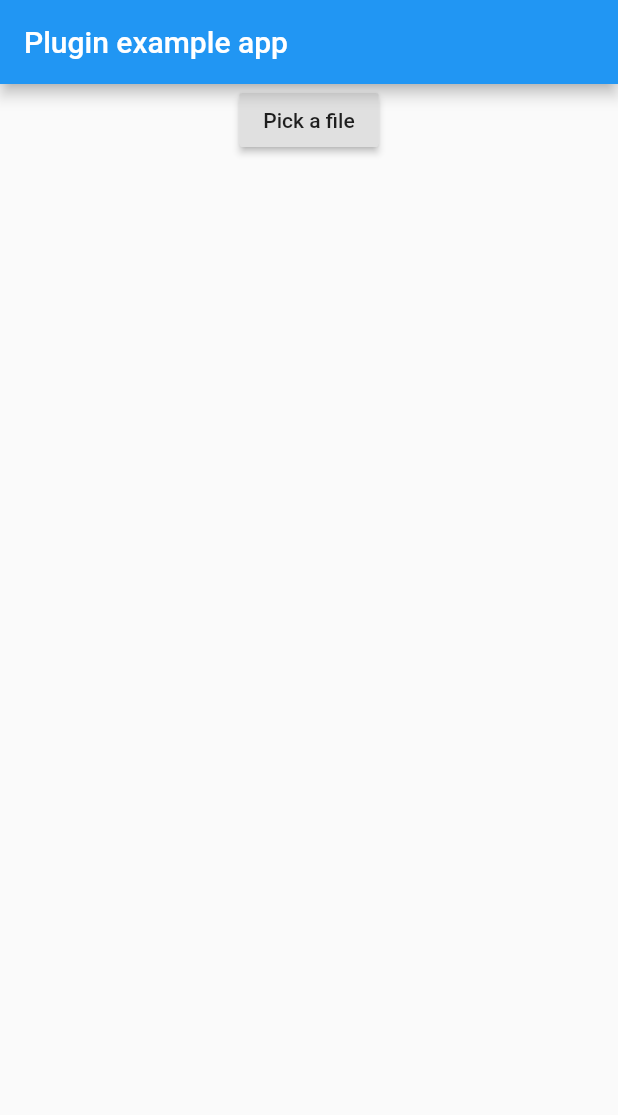
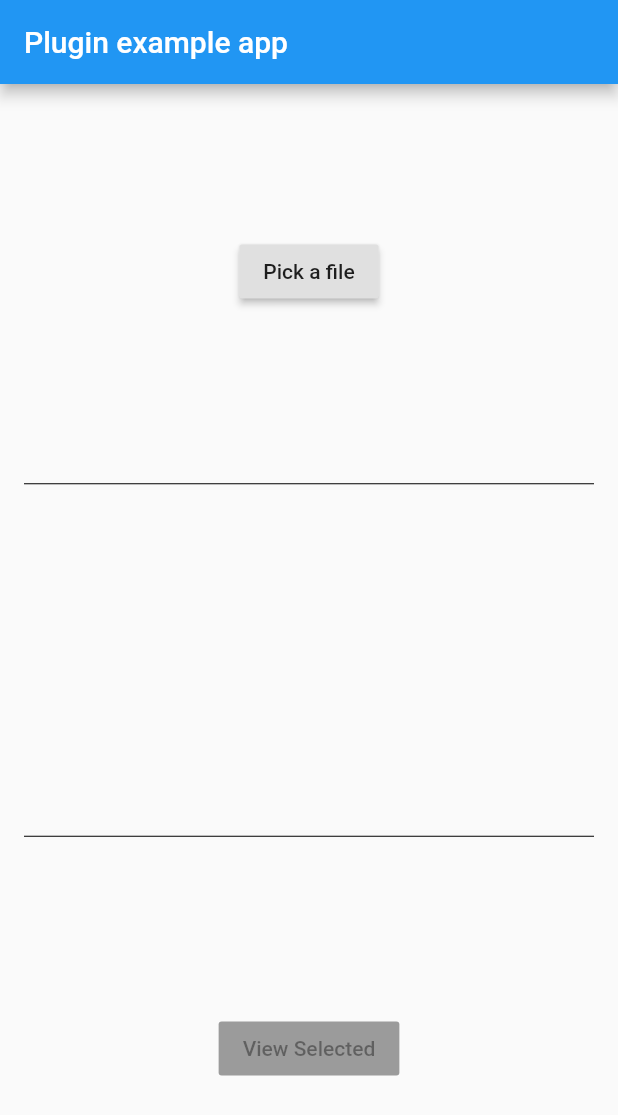
Before and after one commit to FastNinja/flutter-documentpicker, a Flutter app: the screen it shows after launch, after a tap on "Pick a file", on a phone screen of 412 x 824 dp. Shown: the top 1115 px of the screen. Run offline on Flutter 3.47's test engine with Material 2 defaults, Android fonts, the phone set to English and light mode, and no system bars.

Commit message:
added ability to view document on IOS

```diff
--- a/example/lib/main.dart
+++ b/example/lib/main.dart
@@ -1,3 +1,4 @@
+import 'dart:async';
 import 'dart:io';
 
 import 'package:flutter/material.dart';
@@ -11,11 +12,32 @@ class MyApp extends StatefulWidget {
 }
 
 class _MyAppState extends State<MyApp> {
-  String _fileContent = '';
-
+  String _docUrl;
+  String _fileContent = "";
   @override
   initState() {
     super.initState();
+  }
+
+  Future<Null> _pickDocument() async {
+    File file = await Documentpicker.pickDocument();
+
+    debugPrint(file.path);
+    try {
+      // example how to read selected file content
+      List<int> contents = await file.readAsBytes();
+      setState(() {
+        _docUrl = file.path;
+        _fileContent = contents.take(20).join("");
+      });
+      debugPrint("Managed to read file content!");
+    } on FileSystemException catch (e) {
+      debugPrint(e.message);
+    }
+  }
+
+  Future<Null> _viewDocument() async {
+    await Documentpicker.viewDocument(_docUrl);
   }
 
   @override
@@ -26,25 +48,27 @@ class _MyAppState extends State<MyApp> {
               title: new Text('Plugin example app'),
             ),
             body: new Center(
-                child: new Column(children: <Widget>[
-              new RaisedButton(
-                  child: new Text("Pick a file"),
-                  onPressed: () async {
-                    File file = await Documentpicker.pickDocument();
-                    debugPrint(file.path);
-                    try {
-                      List<int> contents = await file.readAsBytes();
-
-                      setState(() {
-                        _fileContent = contents.take(20).join("");
-                      });
-                      debugPrint("Managed to read file content!");
-                    } on FileSystemException catch (e) {
-                      debugPrint(e.message);
-                      debugPrint(e.path);
-                    }
-                  }),
-              new Text(_fileContent)
-            ]))));
+                child: new Column(
+                    mainAxisAlignment: MainAxisAlignment.spaceEvenly,
+                    children: <Widget>[
+                  new RaisedButton(
+                      child: new Text("Pick a file"), onPressed: _pickDocument),
+                  new Padding(
+                      child: new Divider(
+                        color: Colors.black,
+                        height: 1.0,
+                      ),
+                      padding: const EdgeInsets.all(16.0)),
+                  _docUrl != null ? new Text(_docUrl) : new Container(),
+                  new Padding(
+                      child: new Divider(
+                        color: Colors.black,
+                        height: 1.0,
+                      ),
+                      padding: const EdgeInsets.all(16.0)),
+                  new RaisedButton(
+                      child: new Text("View Selected"),
+                      onPressed: _docUrl == null ? null : _viewDocument),
+                ]))));
   }
 }
```
Also changed, not shown: lib/documentpicker.dart (+14 -0 lines), 1 other file.
